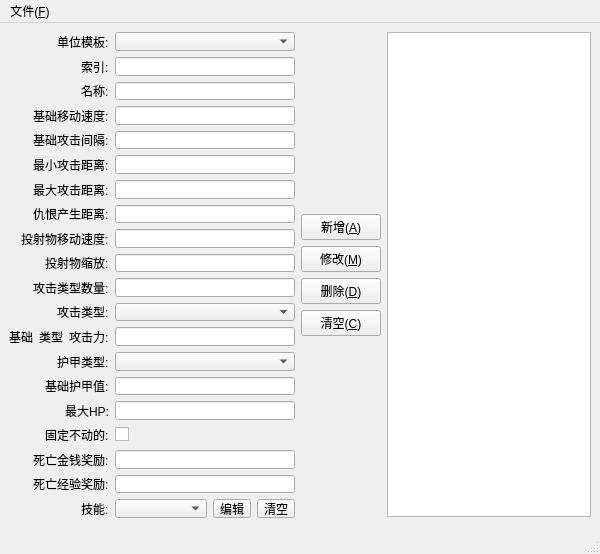
ligh0721/GameDemo_old, file proj.qt/UipEditor.ui: the form before one commit.
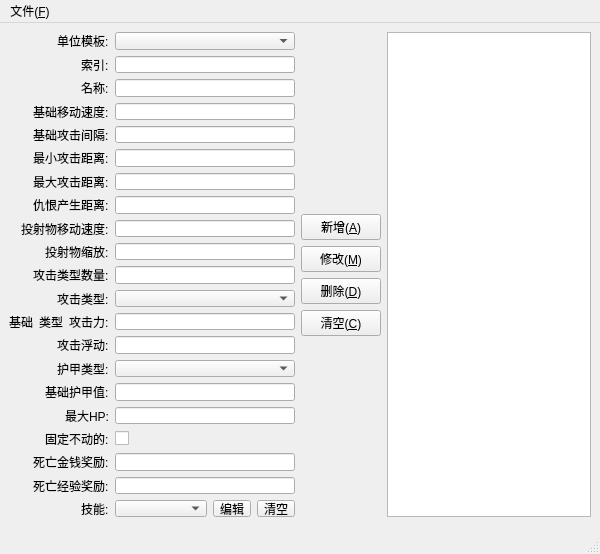
The form after the commit. Icons and pictures are not drawn.

Commit message: 增加攻击浮动； 为编辑器增加攻击浮动； 解决编辑器一处逻辑bug； 完善level01数据；

```diff
--- a/proj.qt/UipEditor.ui
+++ b/proj.qt/UipEditor.ui
@@ -29,17 +29,24 @@
      <layout class="QHBoxLayout" name="horizontalLayout_2">
       <item>
        <layout class="QGridLayout" name="gridLayout">
+        <item row="17" column="1">
+         <widget class="QCheckBox" name="chkFixed">
+          <property name="text">
+           <string/>
+          </property>
+         </widget>
+        </item>
         <item row="5" column="1">
          <widget class="QLineEdit" name="txtMinAttackRange"/>
         </item>
-        <item row="15" column="0" alignment="Qt::AlignRight">
+        <item row="16" column="0" alignment="Qt::AlignRight">
          <widget class="QLabel" name="label_11">
           <property name="text">
            <string>最大HP:</string>
           </property>
          </widget>
         </item>
-        <item row="13" column="0" alignment="Qt::AlignRight">
+        <item row="14" column="0" alignment="Qt::AlignRight">
          <widget class="QLabel" name="label_9">
           <property name="text">
            <string>护甲类型:</string>
@@ -63,26 +70,19 @@
           </property>
          </widget>
         </item>
-        <item row="13" column="1">
+        <item row="14" column="1">
          <widget class="QComboBox" name="comboBoxArmorType"/>
         </item>
-        <item row="16" column="1">
-         <widget class="QCheckBox" name="chkFixed">
-          <property name="text">
-           <string/>
-          </property>
-         </widget>
-        </item>
         <item row="3" column="1">
          <widget class="QLineEdit" name="txtBaseMoveSpeed"/>
         </item>
-        <item row="15" column="1">
+        <item row="16" column="1">
          <widget class="QLineEdit" name="txtMaxHp"/>
         </item>
         <item row="9" column="1">
          <widget class="QLineEdit" name="txtProjScale"/>
         </item>
-        <item row="17" column="1">
+        <item row="18" column="1">
          <widget class="QLineEdit" name="txtRewardGold"/>
         </item>
         <item row="0" column="0" alignment="Qt::AlignRight">
@@ -115,7 +115,7 @@
         <item row="4" column="1">
          <widget class="QLineEdit" name="txtBaseAttackInterval"/>
         </item>
-        <item row="16" column="0" alignment="Qt::AlignRight">
+        <item row="17" column="0" alignment="Qt::AlignRight">
          <widget class="QLabel" name="label_12">
           <property name="text">
            <string>固定不动的:</string>
@@ -129,7 +129,7 @@
           </property>
          </widget>
         </item>
-        <item row="17" column="0" alignment="Qt::AlignRight">
+        <item row="18" column="0" alignment="Qt::AlignRight">
          <widget class="QLabel" name="label_13">
           <property name="text">
            <string>死亡金钱奖励:</string>
@@ -232,10 +232,10 @@
           </item>
          </layout>
         </item>
-        <item row="14" column="1">
+        <item row="15" column="1">
          <widget class="QLineEdit" name="txtBaseArmor"/>
         </item>
-        <item row="14" column="0" alignment="Qt::AlignRight">
+        <item row="15" column="0" alignment="Qt::AlignRight">
          <widget class="QLabel" name="label_10">
           <property name="text">
            <string>基础护甲值:</string>
@@ -245,24 +245,24 @@
         <item row="12" column="1">
          <widget class="QLineEdit" name="txtBaseAttack"/>
         </item>
-        <item row="18" column="0" alignment="Qt::AlignRight">
+        <item row="19" column="0" alignment="Qt::AlignRight">
          <widget class="QLabel" name="label_14">
           <property name="text">
            <string>死亡经验奖励:</string>
           </property>
          </widget>
         </item>
-        <item row="18" column="1">
+        <item row="19" column="1">
          <widget class="QLineEdit" name="txtRewardExp"/>
         </item>
-        <item row="19" column="0" alignment="Qt::AlignRight">
+        <item row="20" column="0" alignment="Qt::AlignRight">
          <widget class="QLabel" name="label_21">
           <property name="text">
            <string>技能:</string>
           </property>
          </widget>
         </item>
-        <item row="19" column="1">
+        <item row="20" column="1">
          <layout class="QHBoxLayout" name="horizontalLayout_3">
           <item>
            <widget class="QComboBox" name="comboBoxSkills"/>
@@ -283,6 +283,16 @@
           </item>
          </layout>
         </item>
+        <item row="13" column="0" alignment="Qt::AlignRight">
+         <widget class="QLabel" name="label_22">
+          <property name="text">
+           <string>攻击浮动:</string>
+          </property>
+         </widget>
+        </item>
+        <item row="13" column="1">
+         <widget class="QLineEdit" name="txtExAttackRand"/>
+        </item>
        </layout>
       </item>
       <item>
```
The commit also changes 17 other files.
